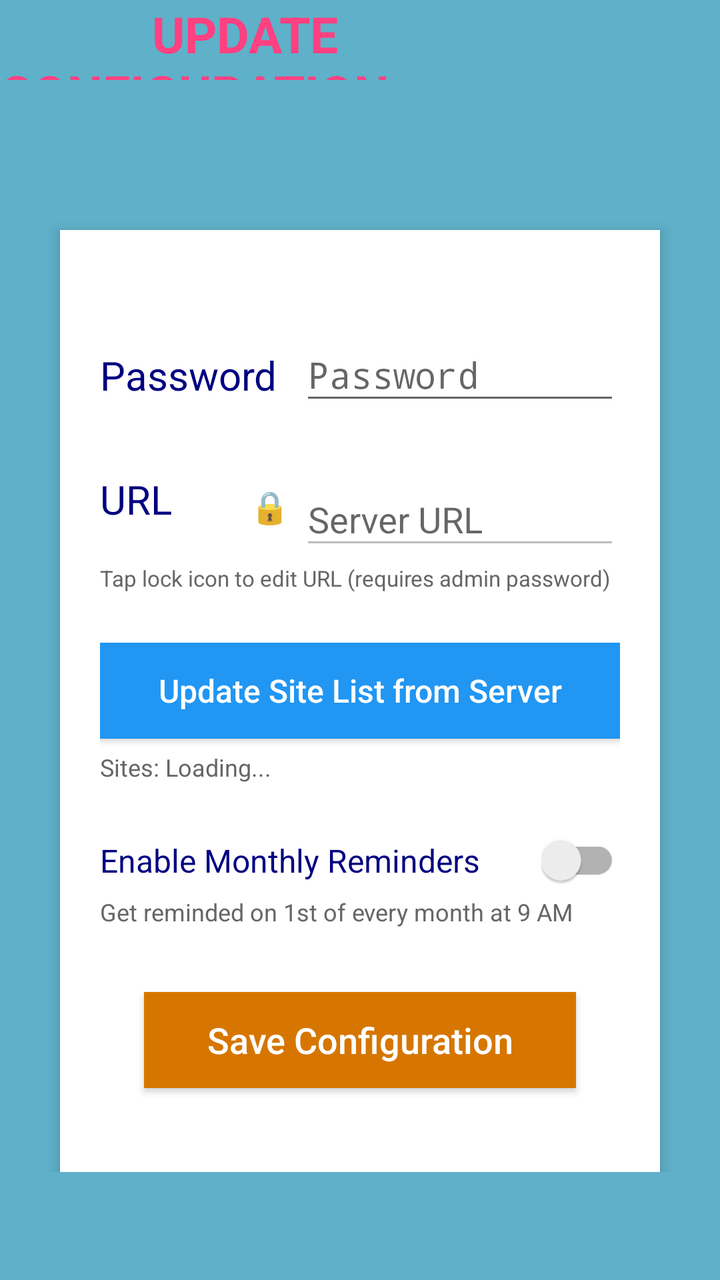
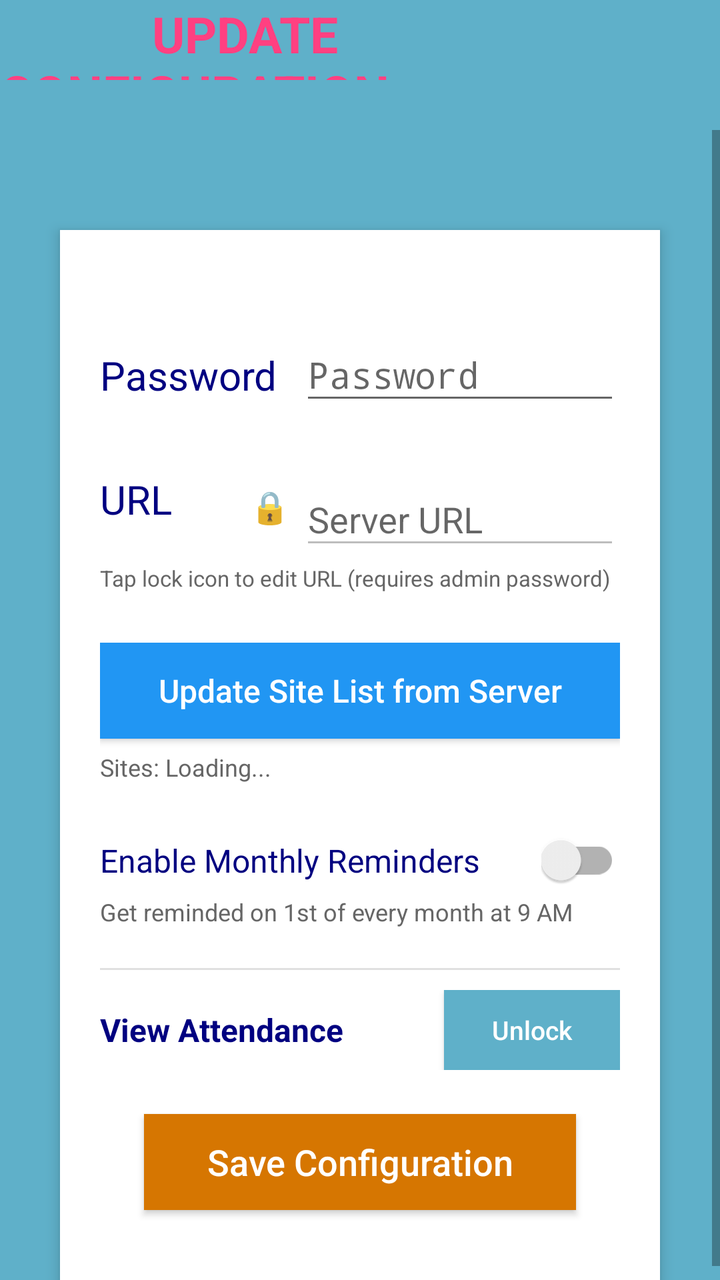

An Android layout rendered at two revisions. The XML below is the earlier revision; the diff shows what the commit changed to produce the second picture.
<!-- AndroidManifest.xml: application theme AppTheme -->
<!-- res/layout/assign_cred.xml -->
<FrameLayout xmlns:android="http://schemas.android.com/apk/res/android"
    xmlns:tools="http://schemas.android.com/tools"
    android:layout_width="match_parent"
    android:layout_height="match_parent"
    tools:context=".AssignCredentials">

    <RelativeLayout xmlns:android="http://schemas.android.com/apk/res/android"
        xmlns:tools="http://schemas.android.com/tools"
        android:layout_width="match_parent"
        android:layout_height="match_parent"
        android:background="#5fb0c9"
        android:orientation="vertical">

        <TextView
            android:id="@+id/txtHdr"
            android:layout_width="fill_parent"
            android:layout_height="40dp"
            android:textColor="#FF4081"
            android:text="            UPDATE CONFIGURATION     "
            android:textSize="25dp"
            android:textStyle="bold"
            android:layout_alignParentTop="true"
            android:layout_centerHorizontal="true"
            android:layout_marginBottom="5dip"/>

        <ScrollView
            android:layout_width="fill_parent"
            android:layout_height="wrap_content"
            android:layout_below="@+id/txtHdr"
            android:layout_marginTop="20dp">

            <RelativeLayout
                android:layout_width="fill_parent"
                android:layout_height="wrap_content"
                android:layout_marginLeft="30dp"
                android:layout_marginRight="30dp"
                android:layout_marginTop="50dp"
                android:background="#fff"
                android:elevation="4dp"
                android:orientation="vertical"
                android:padding="20dp">

                <LinearLayout
                    android:layout_width="fill_parent"
                    android:layout_height="wrap_content"
                    android:orientation="vertical"
                    android:paddingTop="10dp">

                    <LinearLayout
                        android:layout_width="fill_parent"
                        android:layout_height="wrap_content"
                        android:orientation="horizontal"
                        android:paddingTop="10dp">
                        <TextView
                            android:id="@+id/txtpwd"
                            android:layout_width="100dp"
                            android:layout_height="35dp"
                            android:text="Password"
                            android:textColor="#000080"
                            android:textSize="20dp"
                            android:layout_below="@+id/txtHdr"
                            android:layout_alignParentLeft="true"
                            android:layout_marginBottom="5dip"/>

                        <com.google.android.material.textfield.TextInputLayout
                            android:layout_width="fill_parent"
                            android:layout_alignParentRight="true"
                            android:layout_height="wrap_content">

                            <EditText
                                android:id="@+id/txtPassword"
                                android:layout_width="fill_parent"
                                android:layout_height="wrap_content"
                                android:drawableTint="#FF4081"
                                android:singleLine="true"
                                android:hint="Password"
                                android:password="true"
                                android:inputType="none" />
                        </com.google.android.material.textfield.TextInputLayout>
                    </LinearLayout>

                    
                    <LinearLayout
                        android:layout_width="fill_parent"
                        android:layout_height="wrap_content"
                        android:orientation="horizontal"
                        android:paddingTop="20dp"
                        android:gravity="center_vertical">
                        <TextView
                            android:id="@+id/txturl"
                            android:layout_width="70dp"
                            android:layout_height="35dp"
                            android:text="URL"
                            android:textColor="#000080"
                            android:textSize="20dp"/>

                        <Button
                            android:id="@+id/btnUnlockUrl"
                            android:layout_width="30dp"
                            android:layout_height="30dp"
                            android:text="🔒"
                            android:textSize="16sp"
                            android:background="?attr/selectableItemBackgroundBorderless"
                            android:padding="0dp"/>

                        <com.google.android.material.textfield.TextInputLayout
                            android:layout_width="0dp"
                            android:layout_weight="1"
                            android:layout_height="wrap_content">

                            <EditText
                                android:id="@+id/edtUrl"
                                android:layout_width="fill_parent"
                                android:layout_height="wrap_content"
                                android:drawableTint="#FF4081"
                                android:singleLine="true"
                                android:hint="Server URL"
                                android:enabled="false"
                                android:inputType="textUri" />
                        </com.google.android.material.textfield.TextInputLayout>
                    </LinearLayout>

                    <TextView
                        android:layout_width="fill_parent"
                        android:layout_height="wrap_content"
                        android:text="Tap lock icon to edit URL (requires admin password)"
                        android:textColor="#666666"
                        android:textSize="11sp"
                        android:paddingTop="2dp" />

                    
                    <LinearLayout
                        android:layout_width="fill_parent"
                        android:layout_height="wrap_content"
                        android:orientation="vertical"
                        android:paddingTop="25dp">

                        <Button
                            android:id="@+id/btnUpdateSites"
                            android:layout_width="fill_parent"
                            android:layout_height="wrap_content"
                            android:background="#2196F3"
                            android:text="Update Site List from Server"
                            android:textAllCaps="false"
                            android:textColor="#fff"
                            android:textSize="16sp" />

                        <TextView
                            android:id="@+id/tvSiteListStatus"
                            android:layout_width="fill_parent"
                            android:layout_height="wrap_content"
                            android:text="Sites: Loading..."
                            android:textColor="#666666"
                            android:textSize="12sp"
                            android:paddingTop="6dp"
                            android:paddingBottom="5dp" />

                    </LinearLayout>

                    
                    <LinearLayout
                        android:layout_width="fill_parent"
                        android:layout_height="wrap_content"
                        android:orientation="horizontal"
                        android:paddingTop="20dp"
                        android:gravity="center_vertical">

                        <TextView
                            android:layout_width="0dp"
                            android:layout_height="wrap_content"
                            android:layout_weight="1"
                            android:text="Enable Monthly Reminders"
                            android:textColor="#000080"
                            android:textSize="16sp" />

                        <androidx.appcompat.widget.SwitchCompat
                            android:id="@+id/switchReminders"
                            android:layout_width="wrap_content"
                            android:layout_height="wrap_content" />

                    </LinearLayout>

                    <TextView
                        android:layout_width="fill_parent"
                        android:layout_height="wrap_content"
                        android:text="Get reminded on 1st of every month at 9 AM"
                        android:textColor="#666666"
                        android:textSize="12sp"
                        android:paddingTop="4dp"
                        android:paddingBottom="10dp" />

                    <Button
                        android:id="@+id/btnLogin"
                        android:layout_width="fill_parent"
                        android:layout_height="wrap_content"
                        android:layout_margin="22dp"
                        android:background="#d67601"
                        android:text="Save Configuration"
                        android:textAllCaps="false"
                        android:textColor="#fff"
                        android:textSize="18sp" />
                </LinearLayout>
            </RelativeLayout>

        </ScrollView>

    </RelativeLayout>
</FrameLayout>
<!-- resources referenced by this layout -->
<resources>
  <style name="AppTheme" parent="Theme.AppCompat.Light.DarkActionBar">
          
          <item name="colorPrimary">@color/colorPrimary</item>
          <item name="colorPrimaryDark">@color/colorPrimaryDark</item>
          <item name="colorAccent">@color/colorAccent</item>
      </style>
  <color name="colorPrimary">#008577</color>
  <color name="colorPrimaryDark">#00574B</color>
  <color name="colorAccent">#D81B60</color>
</resources>

<!-- the commit's change to res/layout/assign_cred.xml (unified diff, before → after) -->
@@ -189,6 +189,153 @@
                         android:paddingTop="4dp"
                         android:paddingBottom="10dp" />
 
+                    
+                    <View
+                        android:layout_width="match_parent"
+                        android:layout_height="1dp"
+                        android:background="#E0E0E0"
+                        android:layout_marginTop="10dp"
+                        android:layout_marginBottom="10dp" />
+
+                    <LinearLayout
+                        android:id="@+id/attLockedSection"
+                        android:layout_width="fill_parent"
+                        android:layout_height="wrap_content"
+                        android:orientation="horizontal"
+                        android:gravity="center_vertical">
+
+                        <TextView
+                            android:layout_width="0dp"
+                            android:layout_height="wrap_content"
+                            android:layout_weight="1"
+                            android:text="View Attendance"
+                            android:textColor="#000080"
+                            android:textSize="16sp"
+                            android:textStyle="bold" />
+
+                        <Button
+                            android:id="@+id/btnUnlockAttendance"
+                            android:layout_width="wrap_content"
+                            android:layout_height="40dp"
+                            android:text="Unlock"
+                            android:textAllCaps="false"
+                            android:textColor="#fff"
+                            android:textSize="13sp"
+                            android:background="#5fb0c9"
+                            android:paddingLeft="16dp"
+                            android:paddingRight="16dp" />
+
+                    </LinearLayout>
+
+                    <LinearLayout
+                        android:id="@+id/attPanel"
+                        android:layout_width="fill_parent"
+                        android:layout_height="wrap_content"
+                        android:orientation="vertical"
+                        android:visibility="gone"
+                        android:paddingTop="10dp">
+
+                        <TextView
+                            android:layout_width="fill_parent"
+                            android:layout_height="wrap_content"
+                            android:text="View Attendance"
+                            android:textColor="#000080"
+                            android:textSize="16sp"
+                            android:textStyle="bold"
+                            android:paddingBottom="8dp" />
+
+                        <LinearLayout
+                            android:layout_width="fill_parent"
+                            android:layout_height="wrap_content"
+                            android:orientation="horizontal"
+                            android:gravity="center_vertical">
+
+                            <TextView
+                                android:layout_width="50dp"
+                                android:layout_height="wrap_content"
+                                android:text="Date"
+                                android:textColor="#333333"
+                                android:textSize="14sp" />
+
+                            <EditText
+                                android:id="@+id/attDate"
+                                android:layout_width="0dp"
+                                android:layout_weight="1"
+                                android:layout_height="wrap_content"
+                                android:hint="YYYY-MM-DD"
+                                android:inputType="date"
+                                android:focusable="false"
+                                android:clickable="true"
+                                android:textSize="14sp" />
+
+                        </LinearLayout>
+
+                        <LinearLayout
+                            android:layout_width="fill_parent"
+                            android:layout_height="wrap_content"
+                            android:orientation="horizontal"
+                            android:gravity="center_vertical"
+                            android:paddingTop="6dp">
+
+                            <TextView
+                                android:layout_width="50dp"
+                                android:layout_height="wrap_content"
+                                android:text="Site"
+                                android:textColor="#333333"
+                                android:textSize="14sp" />
+
+                            <Spinner
+                                android:id="@+id/attSiteSpinner"
+                                android:layout_width="0dp"
+                                android:layout_weight="1"
+                                android:layout_height="wrap_content" />
+
+                        </LinearLayout>
+
+                        <Button
+                            android:id="@+id/btnFetchAttendance"
+                            android:layout_width="fill_parent"
+                            android:layout_height="wrap_content"
+                            android:layout_marginTop="10dp"
+                            android:background="#2196F3"
+                            android:text="Fetch Attendance"
+                            android:textAllCaps="false"
+                            android:textColor="#fff"
+                            android:textSize="15sp" />
+
+                        <TextView
+                            android:id="@+id/tvAttResult"
+                            android:layout_width="fill_parent"
+                            android:layout_height="wrap_content"
+                            android:textSize="13sp"
+                            android:textColor="#333333"
+                            android:paddingTop="10dp"
+                            android:paddingBottom="10dp" />
+
+                        <ScrollView
+                            android:id="@+id/attTableScroll"
+                            android:layout_width="fill_parent"
+                            android:layout_height="wrap_content"
+                            android:visibility="gone"
+                            android:maxHeight="300dp">
+
+                            <HorizontalScrollView
+                                android:layout_width="fill_parent"
+                                android:layout_height="wrap_content">
+
+                                <TableLayout
+                                    android:id="@+id/attTable"
+                                    android:layout_width="wrap_content"
+                                    android:layout_height="wrap_content"
+                                    android:stretchColumns="0"
+                                    android:padding="4dp" />
+
+                            </HorizontalScrollView>
+
+                        </ScrollView>
+
+                    </LinearLayout>
+
                     <Button
                         android:id="@+id/btnLogin"
                         android:layout_width="fill_parent"
